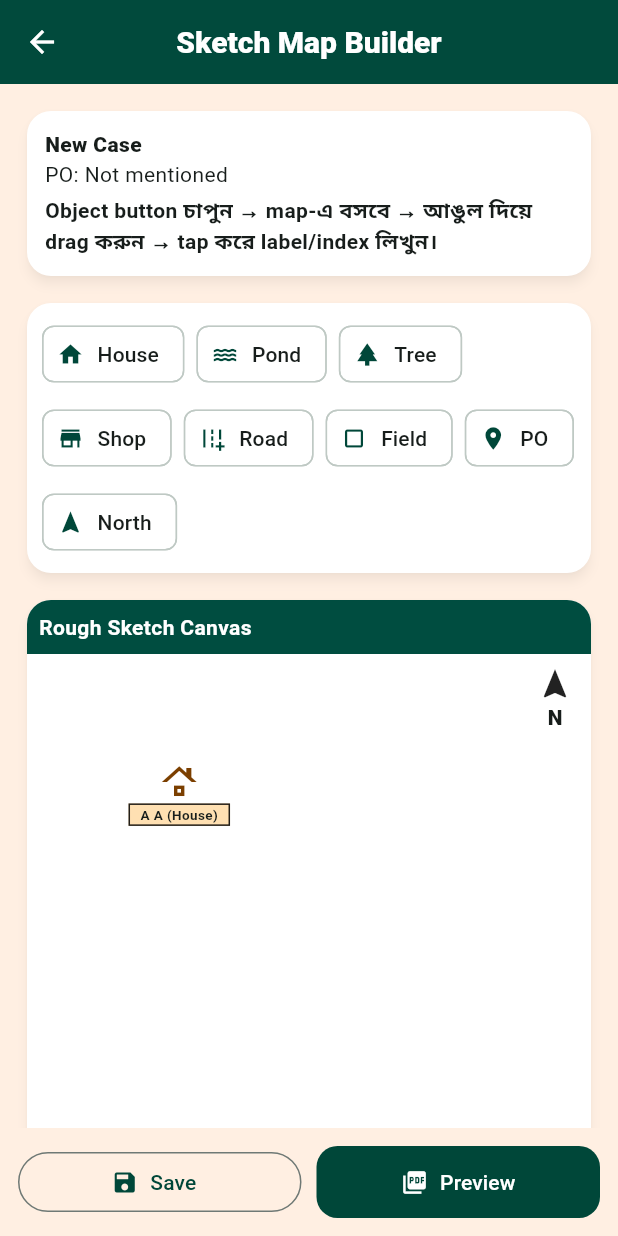
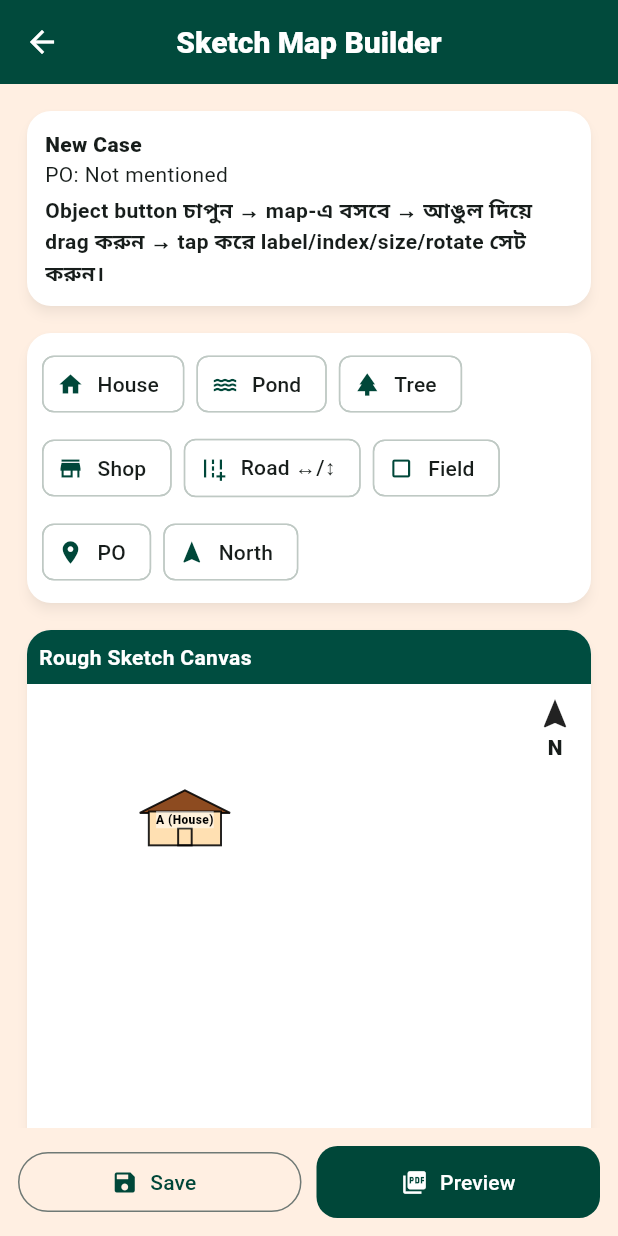
Before and after one commit to nexoofficialv1/investigation-process-mobile, a Flutter app: the SketchMapScreen screen opened directly with empty values, after a tap on "House", on a phone screen of 412 x 824 dp. Run offline on Flutter 3.47's test engine with Material 3 defaults, Android fonts, the phone set to English and light mode, and no system bars; our stand-ins replace pdf, printing, share_plus, shared_preferences; accounts and stored records are empty.

Commit message:
Fix sketch map symbols rotation and smooth editing

```diff
--- a/lib/models/sketch_map.dart
+++ b/lib/models/sketch_map.dart
@@ -62,6 +62,7 @@ class SketchMapObject {
   final double y;
   final double width;
   final double height;
+  final double rotationDeg;
 
   const SketchMapObject({
     required this.id,
@@ -74,6 +75,7 @@ class SketchMapObject {
     required this.y,
     required this.width,
     required this.height,
+    required this.rotationDeg,
   });
 
   factory SketchMapObject.create({
@@ -83,17 +85,21 @@ class SketchMapObject {
     double y = 0.40,
   }) {
     final now = DateTime.now();
+    final bool isRoad = type == SketchObjectType.road;
+    final bool isArrow = type == SketchObjectType.arrow;
+    final bool isTree = type == SketchObjectType.tree;
     return SketchMapObject(
       id: 'sketch_obj_${now.microsecondsSinceEpoch}',
       type: type,
       marker: marker,
-      label: '$marker (${type.label})',
+      label: type == SketchObjectType.po ? 'PO' : '$marker (${type.label})',
       direction: '',
       indexDescription: '',
       x: x,
       y: y,
-      width: type == SketchObjectType.road ? 0.34 : 0.18,
-      height: type == SketchObjectType.road ? 0.08 : 0.12,
+      width: isRoad ? 0.46 : (isTree || isArrow ? 0.15 : 0.20),
+      height: isRoad ? 0.08 : (isTree || isArrow ? 0.18 : 0.14),
+      rotationDeg: 0,
     );
   }
 
@@ -105,6 +111,7 @@ class SketchMapObject {
     double? y,
     double? width,
     double? height,
+    double? rotationDeg,
   }) {
     return SketchMapObject(
       id: id,
@@ -117,6 +124,7 @@ class SketchMapObject {
       y: y ?? this.y,
       width: width ?? this.width,
       height: height ?? this.height,
+      rotationDeg: rotationDeg ?? this.rotationDeg,
     );
   }
 
@@ -131,6 +139,7 @@ class SketchMapObject {
         'y': y,
         'width': width,
         'height': height,
+        'rotationDeg': rotationDeg,
       };
 
   factory SketchMapObject.fromJson(Map<String, dynamic> json) {
@@ -145,6 +154,7 @@ class SketchMapObject {
       y: (json['y'] ?? 0.40).toDouble(),
       width: (json['width'] ?? 0.18).toDouble(),
       height: (json['height'] ?? 0.12).toDouble(),
+      rotationDeg: (json['rotationDeg'] ?? 0).toDouble(),
     );
   }
 }
@@ -242,15 +252,13 @@ class SketchMapEntry {
       id: json['id'] ?? 'sketch_${DateTime.now().microsecondsSinceEpoch}',
       caseId: json['caseId'] ?? '',
       title: json['title'] ?? 'Rough Sketch Map with Index',
-      date: json['date'] ?? '',
+      date: json['date'] ?? DateTime.now().toIso8601String().split('T').first,
       poDescription: json['poDescription'] ?? '',
       north: json['north'] ?? '',
       south: json['south'] ?? '',
       east: json['east'] ?? '',
       west: json['west'] ?? '',
-      objects: (json['objects'] as List<dynamic>? ?? [])
-          .map((e) => SketchMapObject.fromJson(Map<String, dynamic>.from(e)))
-          .toList(),
+      objects: ((json['objects'] as List?) ?? const []).map((e) => SketchMapObject.fromJson(Map<String, dynamic>.from(e))).toList(),
       createdAt: DateTime.tryParse(json['createdAt'] ?? '') ?? DateTime.now(),
       updatedAt: DateTime.tryParse(json['updatedAt'] ?? '') ?? DateTime.now(),
     );
--- a/lib/screens/sketch_map_screen.dart
+++ b/lib/screens/sketch_map_screen.dart
@@ -1,3 +1,5 @@
+import 'dart:math' as math;
+
 import 'package:flutter/material.dart';
 
 import '../core/app_theme.dart';
@@ -163,6 +165,9 @@ class _SketchMapScreenState extends State<SketchMapScreen> {
     final labelCtrl = TextEditingController(text: obj.label);
     final indexCtrl = TextEditingController(text: obj.indexDescription);
     String direction = obj.direction;
+    double width = obj.width;
+    double height = obj.height;
+    double rotationDeg = obj.rotationDeg;
     final result = await showDialog<SketchMapObject?>(
       context: context,
       builder: (_) => StatefulBuilder(
@@ -171,6 +176,7 @@ class _SketchMapScreenState extends State<SketchMapScreen> {
           content: SingleChildScrollView(
             child: Column(
               mainAxisSize: MainAxisSize.min,
+              crossAxisAlignment: CrossAxisAlignment.stretch,
               children: [
                 TextField(controller: labelCtrl, decoration: const InputDecoration(labelText: 'Map label e.g. A (House)')),
                 const SizedBox(height: 8),
@@ -190,6 +196,43 @@ class _SketchMapScreenState extends State<SketchMapScreen> {
                   decoration: const InputDecoration(labelText: 'Index description e.g. East - A - House of ...'),
                 ),
                 const SizedBox(height: 12),
+                const Text('Size / Rotation', style: TextStyle(fontWeight: FontWeight.w900)),
+                const SizedBox(height: 4),
+                Row(
+                  children: [
+                    Expanded(child: OutlinedButton(onPressed: () => setLocal(() => width = (width - .03).clamp(.08, .80).toDouble()), child: const Text('Width -'))),
+                    const SizedBox(width: 6),
+                    Expanded(child: OutlinedButton(onPressed: () => setLocal(() => width = (width + .03).clamp(.08, .80).toDouble()), child: const Text('Width +'))),
+                  ],
+                ),
+                Row(
+                  children: [
+                    Expanded(child: OutlinedButton(onPressed: () => setLocal(() => height = (height - .03).clamp(.05, .65).toDouble()), child: const Text('Height -'))),
+                    const SizedBox(width: 6),
+                    Expanded(child: OutlinedButton(onPressed: () => setLocal(() => height = (height + .03).clamp(.05, .65).toDouble()), child: const Text('Height +'))),
+                  ],
+                ),
+                if (obj.type == SketchObjectType.road || obj.type == SketchObjectType.arrow) ...[
+                  const SizedBox(height: 8),
+                  Text('Rotation: ${rotationDeg.round()}°'),
+                  Slider(
+                    min: 0,
+                    max: 360,
+                    divisions: 24,
+                    value: rotationDeg.clamp(0, 360).toDouble(),
+                    label: '${rotationDeg.round()}°',
+                    onChanged: (v) => setLocal(() => rotationDeg = v),
+                  ),
+                  Wrap(
+                    spacing: 8,
+                    children: [
+                      ActionChip(label: const Text('East-West'), onPressed: () => setLocal(() => rotationDeg = 0)),
+                      ActionChip(label: const Text('North-South'), onPressed: () => setLocal(() => rotationDeg = 90)),
+                      ActionChip(label: const Text('Diagonal'), onPressed: () => setLocal(() => rotationDeg = 45)),
+                    ],
+                  ),
+                ],
+                const SizedBox(height: 12),
                 Row(
                   children: [
                     Expanded(child: OutlinedButton(onPressed: () => Navigator.pop(context, null), child: const Text('Cancel'))),
@@ -198,7 +241,14 @@ class _SketchMapScreenState extends State<SketchMapScreen> {
                       child: FilledButton(
                         onPressed: () => Navigator.pop(
                           context,
-                          obj.copyWith(label: labelCtrl.text.trim(), direction: direction, indexDescription: indexCtrl.text.trim()),
+                          obj.copyWith(
+                            label: labelCtrl.text.trim(),
+                            direction: direction,
+                            indexDescription: indexCtrl.text.trim(),
+                            width: width,
+                            height: height,
+                            rotationDeg: rotationDeg,
+                          ),
                         ),
                         child: const Text('Save'),
                       ),
@@ -269,7 +319,7 @@ class _SketchMapScreenState extends State<SketchMapScreen> {
             Text(widget.caseFile.displayTitle, style: const TextStyle(fontWeight: FontWeight.w900)),
             Text('PO: ${widget.caseFile.placeOfOccurrence.isEmpty ? 'Not mentioned' : widget.caseFile.placeOfOccurrence}'),
             const SizedBox(height: 4),
-            const Text('Object button চাপুন → map-এ বসবে → আঙুল দিয়ে drag করুন → tap করে label/index লিখুন।', style: TextStyle(fontWeight: FontWeight.w600)),
+            const Text('Object button চাপুন → map-এ বসবে → আঙুল দিয়ে drag করুন → tap করে label/index/size/rotate সেট করুন।', style: TextStyle(fontWeight: FontWeight.w600)),
           ],
         ),
       ),
@@ -282,7 +332,7 @@ class _SketchMapScreenState extends State<SketchMapScreen> {
       _SketchTool(SketchObjectType.pond, Icons.water, 'Pond'),
       _SketchTool(SketchObjectType.tree, Icons.park, 'Tree'),
       _SketchTool(SketchObjectType.shop, Icons.store, 'Shop'),
-      _SketchTool(SketchObjectType.road, Icons.add_road, 'Road'),
+      _SketchTool(SketchObjectType.road, Icons.add_road, 'Road ↔/↕'),
       _SketchTool(SketchObjectType.field, Icons.crop_square, 'Field'),
       _SketchTool(SketchObjectType.po, Icons.location_on, 'PO'),
       _SketchTool(SketchObjectType.arrow, Icons.navigation, 'North'),
@@ -317,7 +367,7 @@ class _SketchMapScreenState extends State<SketchMapScreen> {
             child: const Text('Rough Sketch Canvas', style: TextStyle(color: Colors.white, fontWeight: FontWeight.bold)),
           ),
           AspectRatio(
-            aspectRatio: 1.05,
+            aspectRatio: 1.12,
             child: LayoutBuilder(
               builder: (context, constraints) {
                 final w = constraints.maxWidth;
@@ -355,124 +405,42 @@ class _SketchMapScreenState extends State<SketchMapScreen> {
       left: left,
       top: top,
       child: GestureDetector(
+        behavior: HitTestBehavior.translucent,
         onTap: () => _editObjectDialog(obj),
         onPanUpdate: (details) {
-          final nx = (((left + details.delta.dx) / w).clamp(0.0, 0.92)).toDouble();
-          final ny = (((top + details.delta.dy) / h).clamp(0.0, 0.92)).toDouble();
+          final nx = (((left + details.delta.dx) / w).clamp(0.0, 0.96)).toDouble();
+          final ny = (((top + details.delta.dy) / h).clamp(0.0, 0.96)).toDouble();
           _updateObject(obj.copyWith(x: nx, y: ny));
         },
+        child: Transform.rotate(
+          angle: obj.rotationDeg * math.pi / 180,
           child: SizedBox(width: width, height: height, child: _realisticSketchObject(obj)),
+        ),
       ),
     );
   }
 
   Widget _realisticSketchObject(SketchMapObject obj) {
-    final text = '${obj.marker} ${obj.label}'.trim();
-    switch (obj.type) {
-      case SketchObjectType.house:
-        return Column(
-          children: [
-            const Icon(Icons.roofing, size: 28, color: Color(0xFF7B3F00)),
-            Expanded(
+    final text = obj.label.trim().isEmpty ? obj.marker : obj.label.trim();
+    return CustomPaint(
+      painter: _MapSymbolPainter(type: obj.type),
       child: Container(
-                decoration: BoxDecoration(color: Colors.orange.shade100, border: Border.all(color: Colors.black87)),
         alignment: Alignment.center,
-                child: Text(text, textAlign: TextAlign.center, style: const TextStyle(fontSize: 9, fontWeight: FontWeight.bold)),
+        padding: const EdgeInsets.all(3),
+        child: Text(
+          text,
+          textAlign: TextAlign.center,
+          maxLines: 3,
+          overflow: TextOverflow.ellipsis,
+          style: TextStyle(
+            fontSize: obj.type == SketchObjectType.road ? 9 : 8,
+            fontWeight: FontWeight.w900,
+            color: obj.type == SketchObjectType.po ? Colors.red.shade900 : Colors.black,
+            backgroundColor: Colors.white.withOpacity(0.55),
           ),
         ),
-          ],
-        );
-      case SketchObjectType.shop:
-        return Container(
-          decoration: BoxDecoration(color: Colors.purple.shade50, border: Border.all(color: Colors.black87)),
-          child: Column(
-            children: [
-              Container(height: 18, width: double.infinity, color: Colors.purple.shade200, alignment: Alignment.center, child: const Text('SHOP', style: TextStyle(fontSize: 9, fontWeight: FontWeight.bold))),
-              Expanded(child: Center(child: Text(text, textAlign: TextAlign.center, style: const TextStyle(fontSize: 9, fontWeight: FontWeight.bold)))),
-            ],
       ),
     );
-      case SketchObjectType.pond:
-        return Container(
-          decoration: BoxDecoration(color: Colors.lightBlue.shade100, border: Border.all(color: Colors.blue.shade900), borderRadius: BorderRadius.circular(28)),
-          alignment: Alignment.center,
-          child: Text(text.isEmpty ? 'Pond' : text, textAlign: TextAlign.center, style: const TextStyle(fontSize: 9, fontWeight: FontWeight.bold)),
-        );
-      case SketchObjectType.tree:
-        return Column(
-          children: [
-            Icon(Icons.park, size: 34, color: Colors.green.shade800),
-            Text(text, textAlign: TextAlign.center, style: const TextStyle(fontSize: 8, fontWeight: FontWeight.bold)),
-          ],
-        );
-      case SketchObjectType.road:
-        return Container(
-          decoration: BoxDecoration(color: Colors.grey.shade400, border: Border.all(color: Colors.black87)),
-          alignment: Alignment.center,
-          child: Text(text.isEmpty ? 'Road' : text, textAlign: TextAlign.center, style: const TextStyle(fontSize: 9, fontWeight: FontWeight.bold)),
-        );
-      case SketchObjectType.field:
-        return Container(
-          decoration: BoxDecoration(color: Colors.green.shade100, border: Border.all(color: Colors.green.shade900)),
-          alignment: Alignment.center,
-          child: Text(text.isEmpty ? 'Field' : text, textAlign: TextAlign.center, style: const TextStyle(fontSize: 9, fontWeight: FontWeight.bold)),
-        );
-      case SketchObjectType.po:
-        return Container(
-          decoration: BoxDecoration(color: Colors.red.shade50, border: Border.all(color: Colors.red.shade900, width: 2)),
-          alignment: Alignment.center,
-          child: Text(text.isEmpty ? 'PO' : text, textAlign: TextAlign.center, style: TextStyle(fontSize: 10, fontWeight: FontWeight.w900, color: Colors.red.shade900)),
-        );
-      case SketchObjectType.arrow:
-        return Column(
-          children: [
-            const Icon(Icons.navigation, size: 34, color: Colors.black87),
-            Text(text.isEmpty ? 'N' : text, textAlign: TextAlign.center, style: const TextStyle(fontSize: 9, fontWeight: FontWeight.bold)),
-          ],
-        );
-    }
-  }
-
-  Color _objectColor(SketchObjectType type) {
-    switch (type) {
-      case SketchObjectType.house:
-        return Colors.orange.shade100;
-      case SketchObjectType.pond:
-        return Colors.blue.shade100;
-      case SketchObjectType.tree:
-        return Colors.green.shade100;
-      case SketchObjectType.shop:
-        return Colors.purple.shade100;
-      case SketchObjectType.road:
-        return Colors.grey.shade300;
-      case SketchObjectType.field:
-        return Colors.lime.shade100;
-      case SketchObjectType.po:
-        return Colors.red.shade50;
-      case SketchObjectType.arrow:
-        return Colors.white;
-    }
-  }
-
-  IconData _objectIcon(SketchObjectType type) {
-    switch (type) {
-      case SketchObjectType.house:
-        return Icons.home;
-      case SketchObjectType.pond:
-        return Icons.water;
-      case SketchObjectType.tree:
-        return Icons.park;
-      case SketchObjectType.shop:
-        return Icons.store;
-      case SketchObjectType.road:
-        return Icons.add_road;
-      case SketchObjectType.field:
-        return Icons.crop_square;
-      case SketchObjectType.po:
-        return Icons.location_on;
-      case SketchObjectType.arrow:
-        return Icons.navigation;
-    }
   }
 
   Widget _poAndDirections() {
@@ -530,3 +498,105 @@ class _SketchTool {
   final String label;
   const _SketchTool(this.type, this.icon, this.label);
 }
+
+class _MapSymbolPainter extends CustomPainter {
+  final SketchObjectType type;
+  const _MapSymbolPainter({required this.type});
+
+  @override
+  void paint(Canvas canvas, Size size) {
+    final border = Paint()
+      ..color = Colors.black87
+      ..style = PaintingStyle.stroke
+      ..strokeWidth = 1.3;
+    final fill = Paint()..style = PaintingStyle.fill;
+
+    switch (type) {
+      case SketchObjectType.house:
+        fill.color = const Color(0xFFFFE0B2);
+        final body = Rect.fromLTWH(size.width * .18, size.height * .38, size.width * .64, size.height * .48);
+        final roof = Path()
+          ..moveTo(size.width * .10, size.height * .40)
+          ..lineTo(size.width * .50, size.height * .08)
+          ..lineTo(size.width * .90, size.height * .40)
+          ..close();
+        canvas.drawPath(roof, Paint()..color = const Color(0xFF8D4B20));
+        canvas.drawPath(roof, border);
+        canvas.drawRect(body, fill);
+        canvas.drawRect(body, border);
+        canvas.drawRect(Rect.fromLTWH(size.width * .44, size.height * .62, size.width * .12, size.height * .24), border);
+        break;
+      case SketchObjectType.shop:
+        final base = Rect.fromLTWH(size.width * .10, size.height * .24, size.width * .80, size.height * .62);
+        canvas.drawRect(base, Paint()..color = const Color(0xFFF3E5F5));
+        canvas.drawRect(base, border);
+        canvas.drawRect(Rect.fromLTWH(size.width * .06, size.height * .10, size.width * .88, size.height * .22), Paint()..color = const Color(0xFFCE93D8));
+        canvas.drawRect(Rect.fromLTWH(size.width * .06, size.height * .10, size.width * .88, size.height * .22), border);
+        for (var i = 0; i < 4; i++) {
+          final x = size.width * (.08 + i * .21);
+          canvas.drawRect(Rect.fromLTWH(x, size.height * .10, size.width * .11, size.height * .22), Paint()..color = i.isEven ? Colors.white : const Color(0xFFE1BEE7));
+          canvas.drawRect(Rect.fromLTWH(x, size.height * .10, size.width * .11, size.height * .22), border);
+        }
+        break;
+      case SketchObjectType.pond:
+        fill.color = const Color(0xFFB3E5FC);
+        final path = Path()
+          ..moveTo(size.width * .10, size.height * .45)
+          ..cubicTo(size.width * .10, size.height * .14, size.width * .45, size.height * .06, size.width * .68, size.height * .18)
+          ..cubicTo(size.width * .96, size.height * .30, size.width * .92, size.height * .72, size.width * .62, size.height * .82)
+          ..cubicTo(size.width * .34, size.height * .92, size.width * .08, size.height * .76, size.width * .10, size.height * .45)
+          ..close();
+        canvas.drawPath(path, fill);
+        canvas.drawPath(path, border);
+        final wave = Paint()..color = const Color(0xFF0277BD)..strokeWidth = 1..style = PaintingStyle.stroke;
+        for (var i = 0; i < 3; i++) {
+          final y = size.height * (.36 + i * .15);
+          canvas.drawLine(Offset(size.width * .28, y), Offset(size.width * .72, y), wave);
+        }
+        break;
+      case SketchObjectType.tree:
+        canvas.drawRect(Rect.fromLTWH(size.width * .45, size.height * .52, size.width * .10, size.height * .32), Paint()..color = const Color(0xFF795548));
+        canvas.drawCircle(Offset(size.width * .50, size.height * .34), size.shortestSide * .25, Paint()..color = const Color(0xFFA5D6A7));
+        canvas.drawCircle(Offset(size.width * .38, size.height * .43), size.shortestSide * .20, Paint()..color = const Color(0xFF81C784));
+        canvas.drawCircle(Offset(size.width * .62, size.height * .43), size.shortestSide * .20, Paint()..color = const Color(0xFF66BB6A));
+        break;
+      case SketchObjectType.road:
+        canvas.drawRRect(RRect.fromRectAndRadius(Rect.fromLTWH(0, size.height * .16, size.width, size.height * .68), const Radius.circular(2)), Paint()..color = const Color(0xFFBDBDBD));
+        canvas.drawRRect(RRect.fromRectAndRadius(Rect.fromLTWH(0, size.height * .16, size.width, size.height * .68), const Radius.circular(2)), border);
+        final mid = Paint()..color = Colors.white..strokeWidth = 2..style = PaintingStyle.stroke;
+        var x = size.width * .08;
+        while (x < size.width * .95) {
+          canvas.drawLine(Offset(x, size.height * .50), Offset(x + size.width * .08, size.height * .50), mid);
+          x += size.width * .16;
+        }
+        break;
+      case SketchObjectType.field:
+        canvas.drawRect(Rect.fromLTWH(size.width * .06, size.height * .12, size.width * .88, size.height * .76), Paint()..color = const Color(0xFFDCECC5));
+        canvas.drawRect(Rect.fromLTWH(size.width * .06, size.height * .12, size.width * .88, size.height * .76), border);
+        final line = Paint()..color = const Color(0xFF7CB342)..strokeWidth = 1;
+        for (var i = 1; i < 5; i++) {
+          final x = size.width * (.06 + i * .17);
+          canvas.drawLine(Offset(x, size.height * .12), Offset(x, size.height * .88), line);
+        }
+        break;
+      case SketchObjectType.po:
+        canvas.drawRect(Rect.fromLTWH(size.width * .12, size.height * .18, size.width * .76, size.height * .64), Paint()..color = const Color(0xFFFFEBEE));
+        final poBorder = Paint()..color = const Color(0xFFB71C1C)..style = PaintingStyle.stroke..strokeWidth = 2.2;
+        canvas.drawRect(Rect.fromLTWH(size.width * .12, size.height * .18, size.width * .76, size.height * .64), poBorder);
+        break;
+      case SketchObjectType.arrow:
+        final p = Paint()..color = Colors.black87..strokeWidth = 3..style = PaintingStyle.stroke;
+        canvas.drawLine(Offset(size.width * .50, size.height * .86), Offset(size.width * .50, size.height * .18), p);
+        final head = Path()
+          ..moveTo(size.width * .50, size.height * .08)
+          ..lineTo(size.width * .32, size.height * .28)
+          ..lineTo(size.width * .68, size.height * .28)
+          ..close();
+        canvas.drawPath(head, Paint()..color = Colors.black87);
+        break;
+    }
+  }
+
+  @override
+  bool shouldRepaint(covariant _MapSymbolPainter oldDelegate) => oldDelegate.type != type;
+}
```
Also changed, not shown: lib/services/pdf_service.dart (+67 -21 lines), 2 other files. Lines whose indentation alone changed are shown as unchanged.
